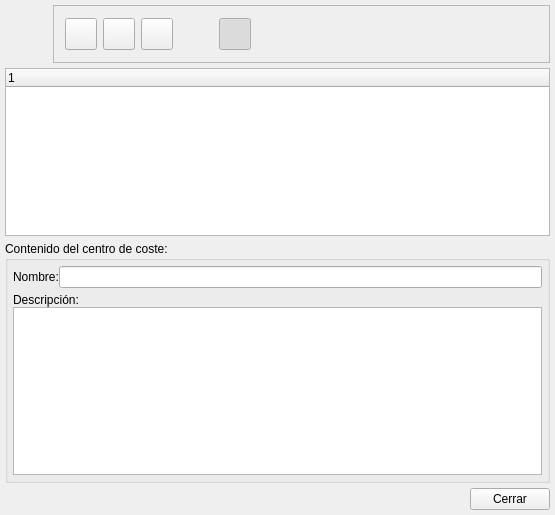
First picture: the form in bulmages/bulmacont/src/ccostebase.ui, repository eboladev/Bulmages-1, before the edit.
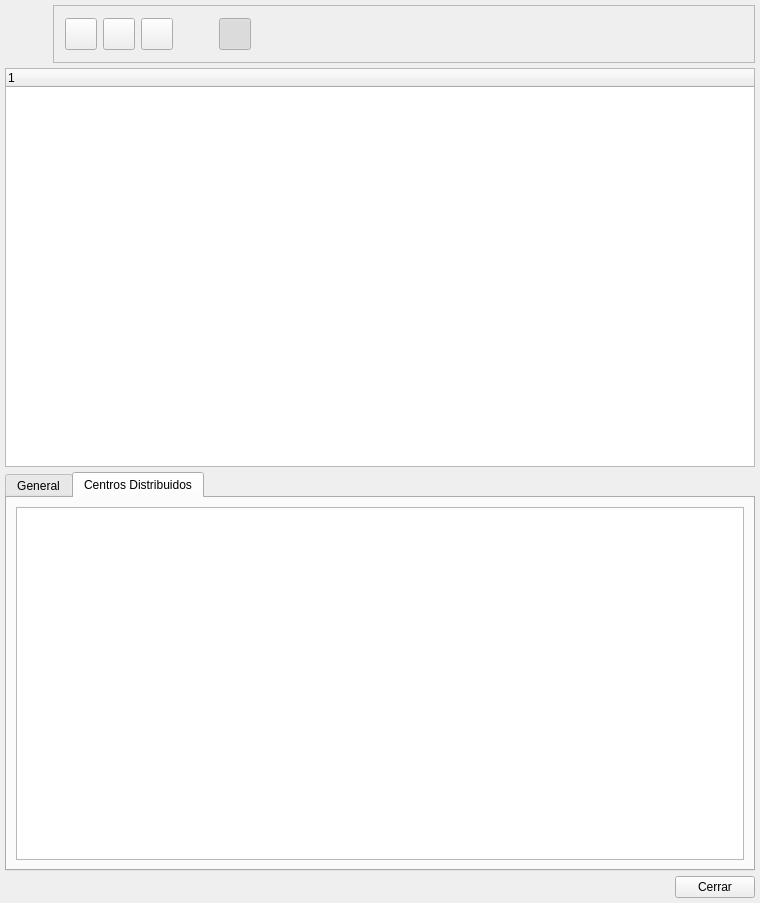
Second picture: the form after the edit. The open tabs and pages were chosen to show the change. Icons and pictures are not drawn. Custom widgets are drawn as their Qt base class.

Commit message: Agrego la funcionalidad de crear centros de coste que distribuyan las asignaciones realizadas a éstos entre otros centros de coste y con un porcentaje definido para cada uno de ellos. Luego cuando introducimos un apunte con un centro de coste distribuidos se crean multiples lineas de apunte asignando los debe y haber segun el porcentaje especificado.

Diff of the .ui file:
```diff
--- a/bulmages/bulmacont/src/ccostebase.ui
+++ b/bulmages/bulmacont/src/ccostebase.ui
@@ -5,8 +5,8 @@
    <rect>
     <x>0</x>
     <y>0</y>
-    <width>555</width>
-    <height>515</height>
+    <width>760</width>
+    <height>903</height>
    </rect>
   </property>
   <property name="windowTitle" >
@@ -250,16 +250,20 @@
     </widget>
    </item>
    <item>
-    <widget class="QGroupBox" name="groupBox" >
-     <property name="title" >
-      <string>Contenido del centro de coste:</string>
+    <widget class="QTabWidget" name="tabWidget" >
+     <property name="currentIndex" >
+      <number>0</number>
      </property>
+     <widget class="QWidget" name="tab" >
+      <attribute name="title" >
+       <string>General</string>
+      </attribute>
      <layout class="QVBoxLayout" >
       <property name="margin" >
-       <number>5</number>
+        <number>9</number>
       </property>
       <property name="spacing" >
-       <number>5</number>
+        <number>6</number>
       </property>
       <item>
        <layout class="QHBoxLayout" >
@@ -311,6 +315,23 @@
       </item>
      </layout>
     </widget>
+     <widget class="QWidget" name="tab_2" >
+      <attribute name="title" >
+       <string>Centros Distribuidos</string>
+      </attribute>
+      <layout class="QGridLayout" >
+       <property name="margin" >
+        <number>9</number>
+       </property>
+       <property name="spacing" >
+        <number>6</number>
+       </property>
+       <item row="0" column="0" >
+        <widget class="SubForm2Bc" name="mui_cdistribuidos" />
+       </item>
+      </layout>
+     </widget>
+    </widget>
    </item>
    <item>
     <layout class="QHBoxLayout" >
@@ -348,6 +369,13 @@
   </layout>
  </widget>
  <layoutdefault spacing="6" margin="11" />
+ <customwidgets>
+  <customwidget>
+   <class>SubForm2Bc</class>
+   <extends>QTableWidget</extends>
+   <header>subform2bc.h</header>
+  </customwidget>
+ </customwidgets>
  <resources>
   <include location="../../bulmages.qrc" />
  </resources>
```
Left out of the diff: 16 changed lines with no effect on the pictures. Lines whose indentation alone changed are shown as unchanged. The commit also changes 12 other files.
